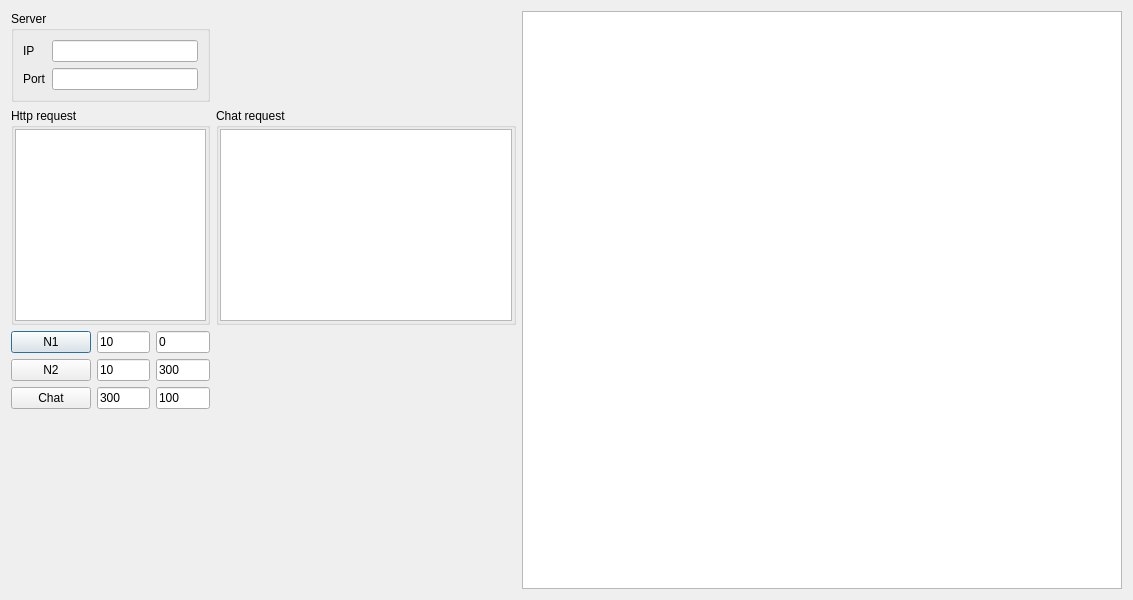
The window that Service5Tester/testerdialog.ui (End1-1/Cafe5) describes before a commit, drawn with Qt 5.
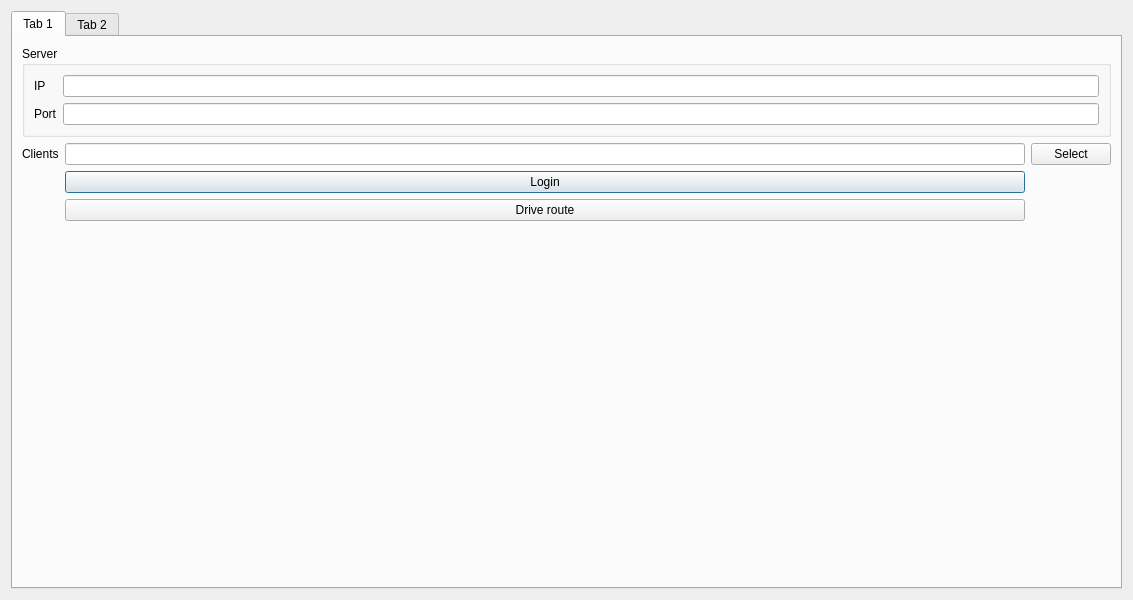
The same window after the commit.

Commit message: Service draw route and monitor

Patch:
```diff
--- a/Service5Tester/testerdialog.ui
+++ b/Service5Tester/testerdialog.ui
@@ -14,6 +14,29 @@
    <string>Tester 5</string>
   </property>
   <layout class="QGridLayout" name="gridLayout_2">
+   <item row="0" column="0">
+    <widget class="QTabWidget" name="tabWidget">
+     <widget class="QWidget" name="tab">
+      <attribute name="title">
+       <string>Tab 1</string>
+      </attribute>
+      <layout class="QGridLayout" name="gridLayout_3">
+       <item row="1" column="1">
+        <widget class="QLineEdit" name="leClientsFile"/>
+       </item>
+       <item row="4" column="1">
+        <spacer name="verticalSpacer">
+         <property name="orientation">
+          <enum>Qt::Vertical</enum>
+         </property>
+         <property name="sizeHint" stdset="0">
+          <size>
+           <width>20</width>
+           <height>392</height>
+          </size>
+         </property>
+        </spacer>
+       </item>
    <item row="0" column="0" colspan="3">
     <widget class="QGroupBox" name="groupBox">
      <property name="title">
@@ -43,168 +66,41 @@
      </layout>
     </widget>
    </item>
-   <item row="2" column="0">
-    <widget class="QPushButton" name="btnTestN1">
-     <property name="text">
-      <string>N1</string>
-     </property>
-    </widget>
-   </item>
-   <item row="3" column="2">
-    <widget class="QLineEdit" name="leN2Timeout">
-     <property name="toolTip">
-      <string>Timeout</string>
-     </property>
-     <property name="text">
-      <string>300</string>
-     </property>
-    </widget>
-   </item>
-   <item row="3" column="0">
-    <widget class="QPushButton" name="btnTestN2">
-     <property name="text">
-      <string>N2</string>
-     </property>
-    </widget>
-   </item>
-   <item row="2" column="2">
-    <widget class="QLineEdit" name="leN1timeout">
-     <property name="toolTip">
-      <string>Timeout value</string>
-     </property>
-     <property name="text">
-      <string>0</string>
-     </property>
-    </widget>
-   </item>
-   <item row="4" column="0">
-    <widget class="QPushButton" name="pushButton">
-     <property name="text">
-      <string>Chat</string>
-     </property>
-    </widget>
-   </item>
-   <item row="0" column="4" rowspan="6">
-    <widget class="QPlainTextEdit" name="peLog">
-     <property name="minimumSize">
-      <size>
-       <width>600</width>
-       <height>0</height>
-      </size>
-     </property>
-    </widget>
-   </item>
-   <item row="3" column="1">
-    <widget class="QLineEdit" name="leN2">
-     <property name="toolTip">
-      <string>Thread count</string>
-     </property>
-     <property name="text">
-      <string>10</string>
-     </property>
-    </widget>
-   </item>
    <item row="2" column="1">
-    <widget class="QLineEdit" name="leN1">
-     <property name="toolTip">
-      <string>Thread count</string>
-     </property>
+        <widget class="QPushButton" name="btnClientLogin">
      <property name="text">
-      <string>10</string>
+          <string>Login</string>
      </property>
     </widget>
    </item>
-   <item row="5" column="1">
-    <spacer name="verticalSpacer">
-     <property name="orientation">
-      <enum>Qt::Vertical</enum>
-     </property>
-     <property name="sizeHint" stdset="0">
-      <size>
-       <width>20</width>
-       <height>40</height>
-      </size>
-     </property>
-    </spacer>
-   </item>
-   <item row="4" column="2">
-    <widget class="QLineEdit" name="leChatTimeout">
-     <property name="toolTip">
-      <string>Timeout</string>
-     </property>
+       <item row="1" column="2">
+        <widget class="QPushButton" name="btnSelectClientFile">
      <property name="text">
-      <string>100</string>
+          <string>Select</string>
      </property>
     </widget>
    </item>
-   <item row="4" column="1">
-    <widget class="QLineEdit" name="leChatCount">
-     <property name="toolTip">
-      <string>Timeout</string>
-     </property>
+       <item row="1" column="0">
+        <widget class="QLabel" name="label_3">
      <property name="text">
-      <string>300</string>
+          <string>Clients</string>
      </property>
     </widget>
    </item>
-   <item row="1" column="0" colspan="3">
-    <widget class="QGroupBox" name="groupBox_2">
-     <property name="minimumSize">
-      <size>
-       <width>0</width>
-       <height>200</height>
-      </size>
-     </property>
-     <property name="title">
-      <string>Http request</string>
-     </property>
-     <layout class="QVBoxLayout" name="verticalLayout">
-      <property name="leftMargin">
-       <number>1</number>
-      </property>
-      <property name="topMargin">
-       <number>1</number>
-      </property>
-      <property name="rightMargin">
-       <number>1</number>
-      </property>
-      <property name="bottomMargin">
-       <number>1</number>
-      </property>
-      <item>
-       <widget class="QPlainTextEdit" name="peHttpRequest"/>
-      </item>
-     </layout>
-    </widget>
-   </item>
-   <item row="1" column="3">
-    <widget class="QGroupBox" name="groupBox_3">
-     <property name="minimumSize">
-      <size>
-       <width>300</width>
-       <height>200</height>
-      </size>
-     </property>
-     <property name="title">
-      <string>Chat request</string>
-     </property>
-     <layout class="QVBoxLayout" name="verticalLayout_2">
-      <property name="leftMargin">
-       <number>1</number>
-      </property>
-      <property name="topMargin">
-       <number>1</number>
-      </property>
-      <property name="rightMargin">
-       <number>1</number>
-      </property>
-      <property name="bottomMargin">
-       <number>1</number>
-      </property>
-      <item>
-       <widget class="QPlainTextEdit" name="peChatRequest"/>
-      </item>
-     </layout>
+       <item row="3" column="1">
+        <widget class="QPushButton" name="btnDriverRoute">
+         <property name="text">
+          <string>Drive route</string>
+         </property>
+        </widget>
+       </item>
+      </layout>
+     </widget>
+     <widget class="QWidget" name="tab_2">
+      <attribute name="title">
+       <string>Tab 2</string>
+      </attribute>
+     </widget>
     </widget>
    </item>
   </layout>
```
Lines whose indentation alone changed are shown as unchanged. The commit also changes 97 other files.
